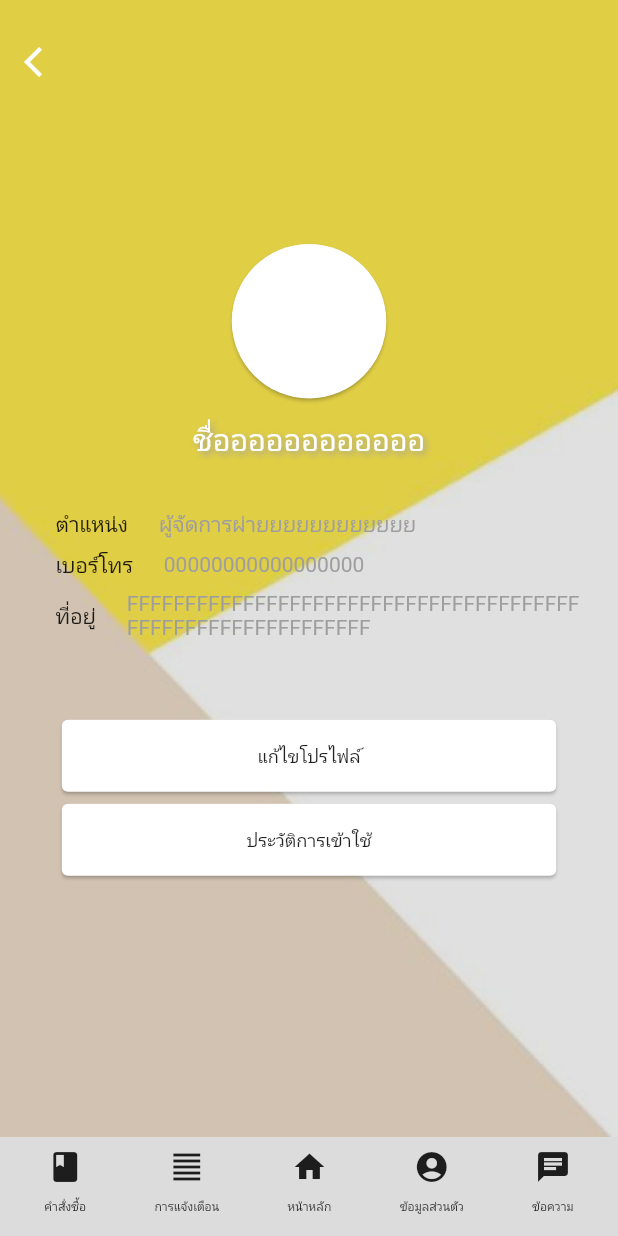
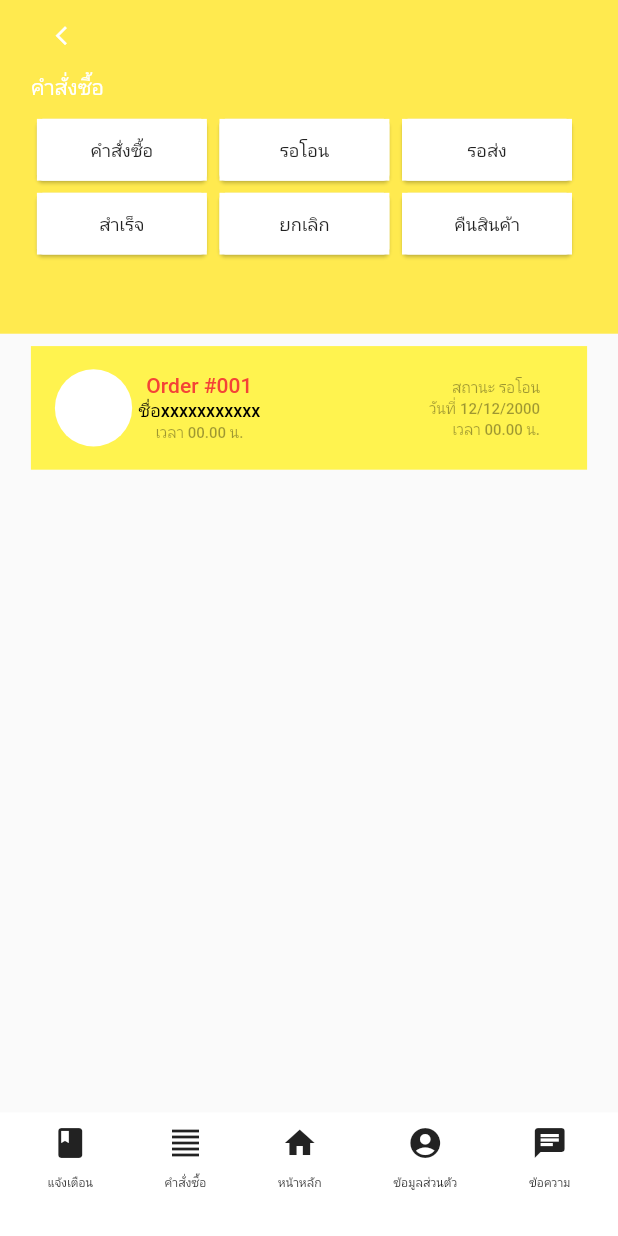
Before and after one commit to ProjectComputerEngine/ApplicationRiceShopping, a Flutter app: the screen it shows after launch, on a phone screen of 412 x 824 dp. Run offline on Flutter 3.47's test engine with Material 2 defaults, Android fonts, the phone set to English and light mode, and no system bars.

```diff
--- /dev/null
+++ b/lib/Bill/BillMain.dart
@@ -0,0 +1,177 @@
+import 'package:flutter/material.dart';
+import './Widget/TextWidget.dart';
+class BillMain extends StatefulWidget{
+  @override
+  State<StatefulWidget> createState() {
+    return BillState();
+  }
+}
+
+class BillState extends State<BillMain>{
+  @override
+  Widget build(BuildContext context) {
+    return Scaffold(
+      bottomNavigationBar:Container(
+        height: MediaQuery.of(context).size.height * 0.1,
+        color: Colors.white,
+        child: Row(
+          mainAxisAlignment: MainAxisAlignment.spaceEvenly,
+          children: [
+            NavigationButton(
+              BarIcon: Icon(Icons.book),
+              BarText: 'แจ้งเตือน',
+            ),
+            NavigationButton(
+              BarIcon: Icon(Icons.format_align_justify_outlined),
+              BarText: 'คำสั่งซื้อ',
+            ),
+            NavigationButton(
+              BarIcon: Icon(Icons.home),
+              BarText: 'หน้าหลัก',
+            ),
+            NavigationButton(
+              BarIcon: Icon(Icons.account_circle),
+              BarText: 'ข้อมูลส่วนตัว',
+            ),
+            NavigationButton(
+              BarIcon: Icon(Icons.chat),
+              BarText: 'ข้อความ',
+            ),
+          ],
+        ),
+      ),
+      body:Form(
+        child: Container(
+          margin: MediaQuery.of(context).padding,
+          child: Column(
+            children: [
+              Container(
+                height: MediaQuery.of(context).size.height * 0.27,
+                color: Color.fromRGBO(255, 234, 79, 10),
+                padding: EdgeInsets.fromLTRB(
+                    MediaQuery.of(context).size.width * 0.05,
+                    0,
+                    MediaQuery.of(context).size.width * 0.05,
+                    0),
+                child: Column(
+                  children: [BacksButton(), MassageTitle(),
+                    Container(height: MediaQuery.of(context).size.height*0.01,),
+                    Container(
+                      child: Column(
+                        children: [
+                          Container(
+                            child: Row(
+                              children: [
+                                TextBillButton(
+                                  TextInButtons: ('คำสั่งซื้อ'),
+                                ),
+                                Container(
+                                  width: MediaQuery.of(context).size.width*0.001,
+                                ),
+                                TextBillButton(
+                                  TextInButtons: ('รอโอน'),
+                                ),
+                                Container(
+                                  width: MediaQuery.of(context).size.width*0.001,
+                                ),
+                                TextBillButton(
+                                  TextInButtons: ('รอส่ง'),
+                                )
+
+                              ],
+                            ),
+                          ),
+                          Container(
+                            height: MediaQuery.of(context).size.height*0.0001,
+                          ),
+                          Container(
+                            child: Row(
+                              children: [
+                                TextBillButton(
+                                  TextInButtons: ('สำเร็จ'),
+                                ),
+                                Container(
+                                  width: MediaQuery.of(context).size.width*0.001,
+                                ),
+                                TextBillButton(
+                                  TextInButtons: ('ยกเลิก'),
+                                ),
+                                Container(
+                                  width: MediaQuery.of(context).size.width*0.001,
+                                ),
+                                TextBillButton(
+                                  TextInButtons: ('คืนสินค้า'),
+                                )
+
+                              ],
+                            ),
+                          )
+
+                        ],
+                      ),
+                    )],
+                ),
+              ),
+              Flexible(
+                child: ListView(
+                  padding:EdgeInsets.fromLTRB(MediaQuery.of(context).size.width*0.05,0,MediaQuery.of(context).size.width*0.05,0),
+                  children: [
+                    Container(
+                      height: MediaQuery.of(context).size.height*0.01,
+                    ),
+                    Container(
+                      height: MediaQuery.of(context).size.height*0.1,
+                      color: Color.fromRGBO(255, 243, 79, 10),
+                      child: FlatButton(
+                        onPressed: () => {},
+                        child: Row(
+                          children: [
+                            PictureProfile(),
+                            Container(width: MediaQuery.of(context).size.width*0.01,),
+                            Container(
+                              width: MediaQuery.of(context).size.width*0.3,
+                              alignment: Alignment.centerLeft,
+                              padding: EdgeInsets.fromLTRB(MediaQuery.of(context).size.width*0,0.01,MediaQuery.of(context).size.width*0,0.01),
+                              child: Column(
+                                  crossAxisAlignment: CrossAxisAlignment.center,
+                                  mainAxisAlignment: MainAxisAlignment.center,
+                                  children: [
+                                    Text('Order #001',style: TextStyle(color: Colors.red),),
+                                    Text('ชื่อxxxxxxxxxxx',style: TextStyle(fontSize: 12,color: Colors.black),),
+                                    Text('เวลา 00.00 น.',style: TextStyle(fontSize: 10,color: Colors.black38))
+                                  ]
+                              ),
+                            ),
+
+                            Container(
+                              alignment: Alignment.centerRight,
+                              width: MediaQuery.of(context).size.width*0.35,
+                              child: Column(
+                                crossAxisAlignment: CrossAxisAlignment.end,
+                                mainAxisAlignment: MainAxisAlignment.center,
+                                children: [
+                                  Text('สถานะ รอโอน',style: TextStyle(fontSize: 10,color: Colors.black38),),
+                                  Text('วันที่ 12/12/2000',style: TextStyle(fontSize: 10,color: Colors.black38)),
+                                  Text('เวลา 00.00 น.',style: TextStyle(fontSize: 10,color: Colors.black38))
+
+                                ],
+                              ),
+                            )
+                          ],
+
+                        ),
+                      ),
+                    )
+
+
+                  ],
+                ),
+              ),
+            ],
+          ),
+        ),
+      ),
+
+    );
+  }
+}
--- /dev/null
+++ b/lib/Bill/Widget/TextWidget.dart
@@ -0,0 +1,120 @@
+import 'package:flutter/material.dart';
+class PictureProfile extends StatelessWidget {
+  const PictureProfile({
+    Key key,
+  }) : super(key: key);
+
+  @override
+  Widget build(BuildContext context) {
+    return Container(
+      decoration: ShapeDecoration( shape:CircleBorder(),color:Colors.white),
+      height: MediaQuery.of(context).size.height*0.125,
+      width: MediaQuery.of(context).size.width*0.125,
+
+    );
+  }
+}
+
+class TextBillButton extends StatelessWidget {
+  final String TextInButtons;
+  const TextBillButton({
+    Key key, this.TextInButtons,
+  }) : super(key: key);
+
+  @override
+  Widget build(BuildContext context) {
+    return Card(
+      child: Container(
+        height: MediaQuery.of(context).size.height*0.05,
+        width: MediaQuery.of(context).size.width*0.275,
+        color: Colors.white,
+        child: FlatButton(
+          onPressed: ()=>{},
+          child: Text(TextInButtons,style: TextStyle(fontSize: 12),),
+        ),
+      ),
+    );
+  }
+}
+
+
+class NavigationButton extends StatelessWidget {
+  final Icon BarIcon;
+  final String BarText;
+
+  const NavigationButton({
+    Key key,
+    this.BarIcon,
+    this.BarText,
+  }) : super(key: key);
+
+  @override
+  Widget build(BuildContext context) {
+    return Container(
+      decoration: ShapeDecoration(shape: CircleBorder()),
+      child: FlatButton(
+        onPressed: () => {},
+        child: Column(
+          children: [
+            Container(
+              height: MediaQuery.of(context).size.height * 0.01,
+            ),
+            BarIcon,
+            Container(
+              height: MediaQuery.of(context).size.height * 0.01,
+            ),
+            Text(
+              BarText,
+              style: TextStyle(fontSize: 8),
+            )
+          ],
+        ),
+        minWidth: MediaQuery.of(context).size.width * 0,
+      ),
+    );
+  }
+}
+
+
+
+class BacksButton extends StatelessWidget {
+  const BacksButton({
+    Key key,
+  }) : super(key: key);
+
+  @override
+  Widget build(BuildContext context) {
+    return Container(
+      alignment: Alignment.centerLeft,
+      child: FlatButton(
+        minWidth: MediaQuery.of(context).size.width * 0,
+        onPressed: () => {},
+        shape: RoundedRectangleBorder(
+          borderRadius: BorderRadius.circular(30.0),
+        ),
+        child: Icon(
+          Icons.arrow_back_ios,
+          color: Colors.white,
+          size: 15,
+        ),
+      ),
+    );
+  }
+}
+
+class MassageTitle extends StatelessWidget {
+  const MassageTitle({
+    Key key,
+  }) : super(key: key);
+
+  @override
+  Widget build(BuildContext context) {
+    return Container(
+      alignment: Alignment.centerLeft,
+      child: Text(
+        'คำสั่งซื้อ',
+        style: TextStyle(color: Colors.white),
+      ),
+    );
+  }
+}
--- a/lib/main.dart
+++ b/lib/main.dart
@@ -5,6 +5,7 @@ import './ChatBox/ChatMainBox.dart';
 import './Shop/ShopMain.dart';
 import './Shop/NewProductMain.dart';
 import './PersonalInformation/PersonalMain.dart';
+import './Bill/BillMain.dart';
 void main() {
   runApp(MyApp());
 }
@@ -16,7 +17,7 @@ class MyApp extends StatelessWidget {
     return MaterialApp(
       title: 'Flutter Demo',
       debugShowCheckedModeBanner: false,
-      home:PersonalMain(),
+      home:BillMain(),
     );
   }
 }
```
Also changed, not shown: lib/Bill/Style/Color.dart (added), res/BackgroundShop.png (added).
